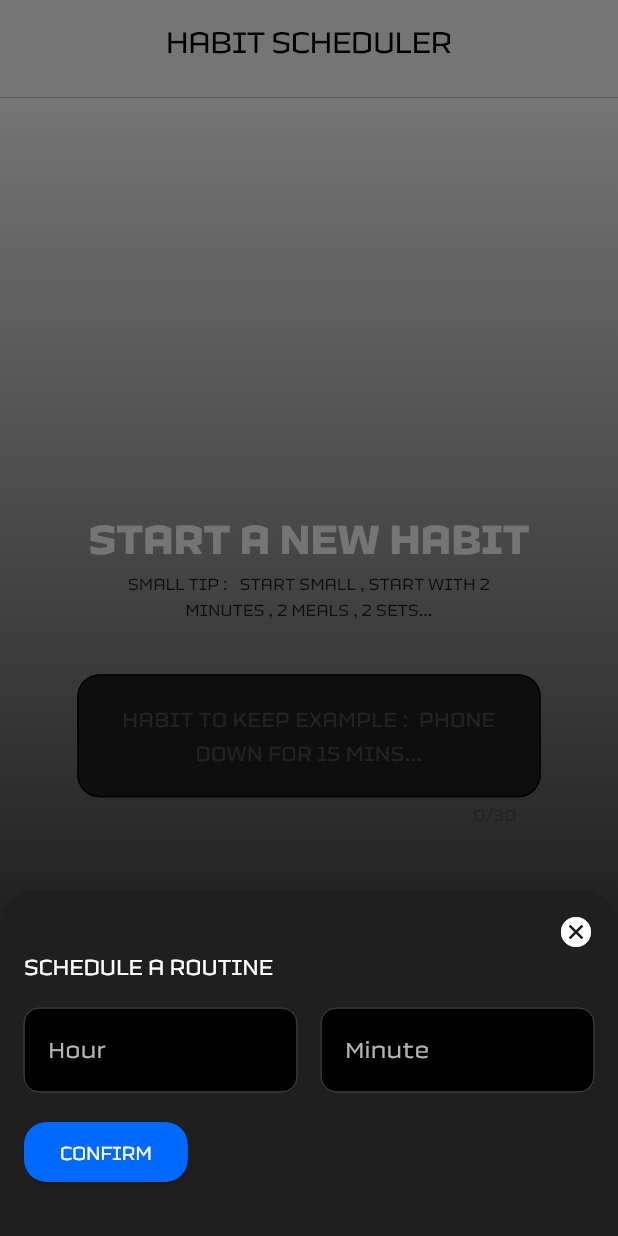
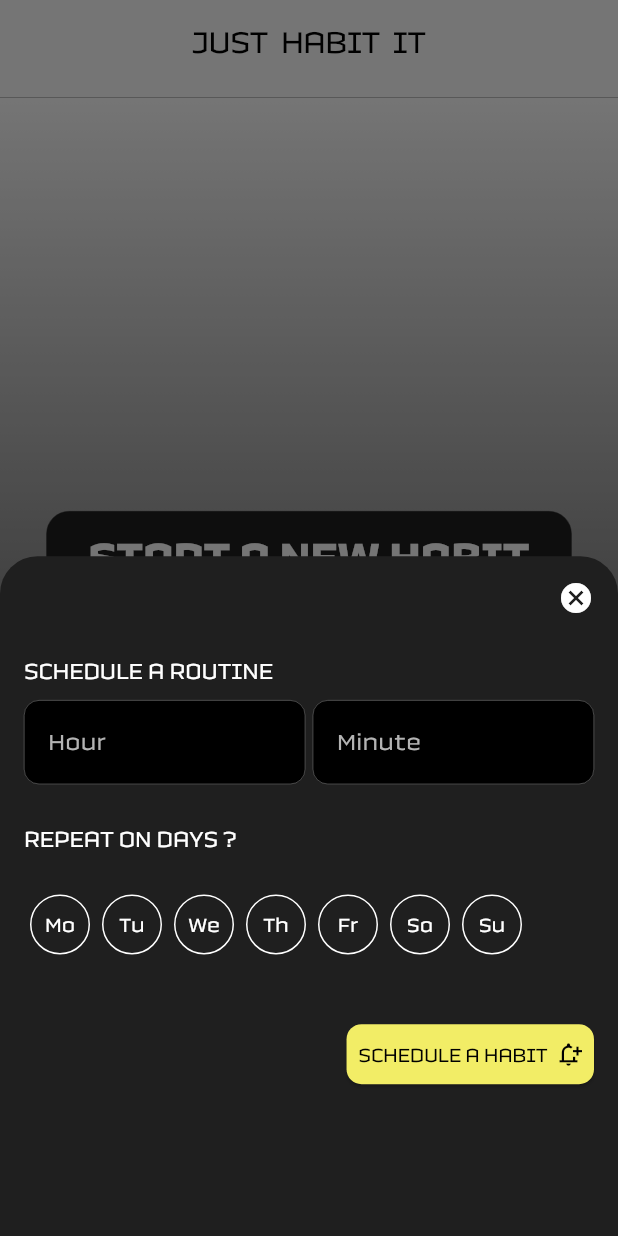
Before and after one commit to itsmeidris/reminder_of_tasks, a Flutter app: the HabitScheduler screen opened by its route, after a tap on "SET A ROUTINE", on a phone screen of 412 x 824 dp. Run offline on Flutter 3.47's test engine with Material 3 defaults, Android fonts, the light colour scheme and no system bars; our stand-ins replace device_preview, flutter_local_notifications, go_router.

Commit message:
Dialog for chooign time time

```diff
--- a/lib/utils/constants/constants.dart
+++ b/lib/utils/constants/constants.dart
@@ -7,3 +7,4 @@
   'FRI',
   'SAT'
 ];
+final List<String> daysLetters = ['Mo', 'Tu', 'We', 'Th', 'Fr', 'Sa', 'Su',];
--- a/lib/views/screens/habit_scheduler.dart
+++ b/lib/views/screens/habit_scheduler.dart
@@ -12,14 +12,12 @@ class HabitScheduler extends StatefulWidget {
 }
 
 class _HabitSchedulerState extends State<HabitScheduler> {
-  final TextEditingController taskController = TextEditingController();
-  final TextEditingController descriptionController = TextEditingController();
-  TimeOfDay? selectedTime;
+  final TextEditingController controller = TextEditingController();
 
   @override
   Widget build(BuildContext context) {
     return Scaffold(
-      appBar: CustomAppBar(text: 'HABIT SCHEDULER'),
+      appBar: CustomAppBar(),
       backgroundColor: AppColors.myBlack,
       body: Container(
         width: double.infinity,
@@ -27,45 +25,47 @@ class _HabitSchedulerState extends State<HabitScheduler> {
           gradient: LinearGradient(
             colors: [AppColors.myWhite, AppColors.myBlack],
             begin: Alignment.topCenter,
-                end: Alignment.bottomCenter)),
+            end: Alignment.bottomCenter,
+          ),
+        ),
+        child: Center(
+          child: Container(
+            width: MediaQuery.of(context).size.width * .85,
+            decoration: BoxDecoration(
+              border: Border.all(color: AppColors.myBlack2, width: .25),
+              color: AppColors.myBlack2,
+              borderRadius: BorderRadius.circular(15),
+            ),
+            child: Padding(
+              padding: const EdgeInsets.all(8.0),
               child: Column(
-          crossAxisAlignment: CrossAxisAlignment.center,
-          mainAxisAlignment: MainAxisAlignment.center,
+                mainAxisSize: MainAxisSize.min,
                 children: [
-            Column(
-              spacing: 35,
-              children: [
-                Column(
-                  crossAxisAlignment: CrossAxisAlignment.center,
-                  spacing: 0,
-                  children: [
-                    SizedBox(
-                      width: MediaQuery.of(context).size.width * .85,
+                  Padding(
+                    padding: const EdgeInsets.symmetric(horizontal: 8),
                     child: Center(
+                      child: FittedBox(
                         child: Text(
                           'START A NEW HABIT',
                           style: TextStyle(
                             color: AppColors.myWhite,
                             fontSize: 30,
-                              fontWeight: FontWeight.bold),
+                            fontWeight: FontWeight.bold,
                           ),
                         ),
                       ),
-                    SizedBox(
-                      width: MediaQuery.of(context).size.width * .7,
-                      child: Text(
-                        textAlign: TextAlign.center,
-                        'SMALL TIP :   START SMALL , START WITH 2 MINUTES , 2 MEALS , 2 SETS...',
-                        style:
-                            TextStyle(color: AppColors.myBlack2, fontSize: 12),
                     ),
                   ),
-                  ],
-                ),
-                SizedBox(
-                  width: MediaQuery.of(context).size.width * .75,
-                  child: TextField(
-                    maxLines: null,
+                  const SizedBox(height: 20),
+                  TextField(
+                    controller: controller,
+                    onChanged: (value) {
+                      controller.value = TextEditingValue(
+                          text: value.toUpperCase(),
+                          selection: TextSelection.fromPosition(
+                              TextPosition(offset: value.length)));
+                    },
+                    maxLines: 3,
                     maxLength: 30,
                     textAlign: TextAlign.center,
                     cursorColor: AppColors.myWhite,
@@ -73,39 +73,36 @@ class _HabitSchedulerState extends State<HabitScheduler> {
                       fillColor: AppColors.myBlack2,
                       filled: true,
                       hintText:
-                          'HABIT TO KEEP EXAMPLE :  PHONE DOWN FOR 15 MINS...',
+                          'SMALL TIP: START SMALL, START WITH 2 MINUTES, 2 MEALS, 2 SETS...',
                       hintStyle: TextStyle(
                         color: AppColors.myWhite2.withOpacity(.3),
                         fontSize: 15,
-                          fontWeight: FontWeight.w400),
+                        fontWeight: FontWeight.w400,
+                      ),
                       border: InputBorder.none,
-                      enabledBorder: OutlineInputBorder(
-                        borderRadius: BorderRadius.circular(15),
+                      enabledBorder: InputBorder.none,
+                      focusedBorder: InputBorder.none,
+                      contentPadding: const EdgeInsets.symmetric(
+                        vertical: 18,
+                        horizontal: 12,
                       ),
-                      focusedBorder: OutlineInputBorder(
-                        borderRadius: BorderRadius.circular(15),
-                      ),
-                      contentPadding: const EdgeInsets.symmetric(
-                          vertical: 18, horizontal: 12),
                     ),
                     style: TextStyle(
                       color: AppColors.myWhite,
                     ),
                   ),
-                ),
                 ],
               ),
-          ],
+            ),
+          ),
         ),
       ),
       floatingActionButton: CustomAddTaskButton(
         onTap: () {
           showModalBottomSheet(
             context: context,
-            isScrollControlled:
-                true, // Ensures the bottom sheet can expand fully
-            backgroundColor:
-                Colors.transparent, // Makes the sheet's corners visible
+            isScrollControlled: true,
+            backgroundColor: Colors.transparent,
             builder: (context) {
               return TimeSchedulerDialog.buildSchedulerDialog(context);
             },
--- a/lib/views/screens/habits_screen.dart
+++ b/lib/views/screens/habits_screen.dart
@@ -40,7 +40,6 @@ class _HabitsScreenState extends State<HabitsScreen> {
     return Scaffold(
       backgroundColor: AppColors.myBlack,
       appBar: CustomAppBar(
-        text: 'HABITS REMINDER',
       ),
       body: Container(
         decoration: BoxDecoration(
--- a/lib/views/widgets/custom_app_bar.dart
+++ b/lib/views/widgets/custom_app_bar.dart
@@ -2,8 +2,7 @@ import 'package:flutter/material.dart';
 import 'package:notification_app/utils/colors/app_colors.dart';
 
 class CustomAppBar extends StatelessWidget implements PreferredSizeWidget {
-  final String text;
-  const CustomAppBar({super.key, required this.text});
+  const CustomAppBar({super.key});
 
   @override
   Widget build(BuildContext context) {
@@ -11,7 +10,7 @@ class CustomAppBar extends StatelessWidget implements PreferredSizeWidget {
       backgroundColor: AppColors.myWhite,
       centerTitle: true,
       title: Text(
-        text,
+        'JUST  HABIT  IT',
         style: TextStyle(color: AppColors.myBlack),
       ),
     );
--- a/lib/views/widgets/time_scheduler_dialog.dart
+++ b/lib/views/widgets/time_scheduler_dialog.dart
@@ -1,7 +1,9 @@
 import 'package:flutter/material.dart';
 import 'package:flutter/services.dart';
 import 'package:notification_app/utils/colors/app_colors.dart';
+import 'package:notification_app/utils/constants/constants.dart';
 import 'package:notification_app/utils/validators/time_formatter.dart';
+import 'package:notification_app/views/widgets/custom_add_task_button.dart';
 
 class TimeSchedulerDialog {
   static Widget buildSchedulerDialog(BuildContext context) {
@@ -30,6 +32,7 @@ class _TimeSchedulerState extends State<_TimeScheduler> {
   Widget build(BuildContext context) {
     return Container(
       width: double.infinity,
+      height: MediaQuery.of(context).size.height * .55,
       decoration: BoxDecoration(
         borderRadius: BorderRadius.only(
           topLeft: Radius.circular(25),
@@ -40,6 +43,7 @@ class _TimeSchedulerState extends State<_TimeScheduler> {
       child: Padding(
         padding: const EdgeInsets.all(16.0),
         child: Column(
+          spacing: 25,
           mainAxisSize: MainAxisSize.min,
           crossAxisAlignment: CrossAxisAlignment.start,
           children: [
@@ -57,6 +61,10 @@ class _TimeSchedulerState extends State<_TimeScheduler> {
                 )
               ],
             ),
+            Column(
+              spacing: 8,
+              crossAxisAlignment: CrossAxisAlignment.start,
+              children: [
                 Text(
                   'SCHEDULE A ROUTINE',
                   style: TextStyle(
@@ -65,30 +73,64 @@ class _TimeSchedulerState extends State<_TimeScheduler> {
                     fontSize: 16,
                   ),
                 ),
-            const SizedBox(height: 16),
                 _buildTimeFields(),
-            const SizedBox(height: 16),
-            ElevatedButton(
-              onPressed: () {
-                final hour = hourController.text;
-                final minute = minuteController.text;
-                print('Selected Time: $hour:$minute');
-                // Handle scheduling logic here
-                Navigator.of(context)
-                    .pop(); // Close the dialog after confirmation
-              },
-              style: ElevatedButton.styleFrom(
-                backgroundColor: AppColors.myBlue,
-                shape: RoundedRectangleBorder(
-                  borderRadius: BorderRadius.circular(15),
+              ],
+            ),
+            Column(
+              spacing: 8,
+              crossAxisAlignment: CrossAxisAlignment.start,
+              children: [
+                Text(
+                  'REPEAT ON DAYS ?',
+                  style: TextStyle(
+                    color: AppColors.myWhite,
+                    fontWeight: FontWeight.w500,
+                    fontSize: 16,
                   ),
                 ),
+                SizedBox(
+                  height: 75,
+                  child: ListView.builder(
+                    itemCount: 7,
+                    scrollDirection: Axis.horizontal,
+                    padding: const EdgeInsets.all(0),
+                    itemBuilder: (context, index) {
+                      final String day = daysLetters[index];
+                      return Center(
+                        child: Padding(
+                          padding: const EdgeInsets.symmetric(horizontal: 4.0),
+                          child: Container(
+                            width: 40,
+                            height: 40,
+                            decoration: BoxDecoration(
+                                color: AppColors.myBlack2,
+                                borderRadius: BorderRadius.circular(50),
+                                border: Border.all(color: AppColors.myWhite)),
+                            child: Center(
                               child: Text(
-                'CONFIRM',
-                style: TextStyle(color: AppColors.myWhite),
+                                day,
+                                style: TextStyle(
+                                  color: AppColors.myWhite,
                                 ),
                               ),
-            const SizedBox(height: 16),
+                            ),
+                          ),
+                        ),
+                      );
+                    },
+                  ),
+                ),
+              ],
+            ),
+            Align(
+              alignment: Alignment.centerRight,
+              child: CustomAddTaskButton(
+                //onAddTaskTap: scheduleNotification
+                onTap: () {},
+                text: 'SCHEDULE A HABIT',
+                icon: Icons.notification_add_outlined,
+              ),
+            ),
           ],
         ),
       ),
@@ -97,6 +139,7 @@ class _TimeSchedulerState extends State<_TimeScheduler> {
 
   Widget _buildTimeFields() {
     return Row(
+      spacing: 5,
       children: [
         Expanded(
           child: TextField(
@@ -108,6 +151,7 @@ class _TimeSchedulerState extends State<_TimeScheduler> {
               HourInputFormatter(), // Custom formatter for hour validation
             ],
             style: TextStyle(color: AppColors.myWhite),
+            cursorColor: AppColors.myWhite2,
             decoration: InputDecoration(
                 labelText: 'Hour',
                 labelStyle: TextStyle(color: AppColors.myWhite2),
@@ -128,7 +172,6 @@ class _TimeSchedulerState extends State<_TimeScheduler> {
                         BorderSide(color: AppColors.myWhite2, width: .25))),
           ),
         ),
-        const SizedBox(width: 16),
         Expanded(
           child: TextField(
             controller: minuteController,
```
Also changed, not shown: 1 other file. Lines whose indentation alone changed are shown as unchanged.
